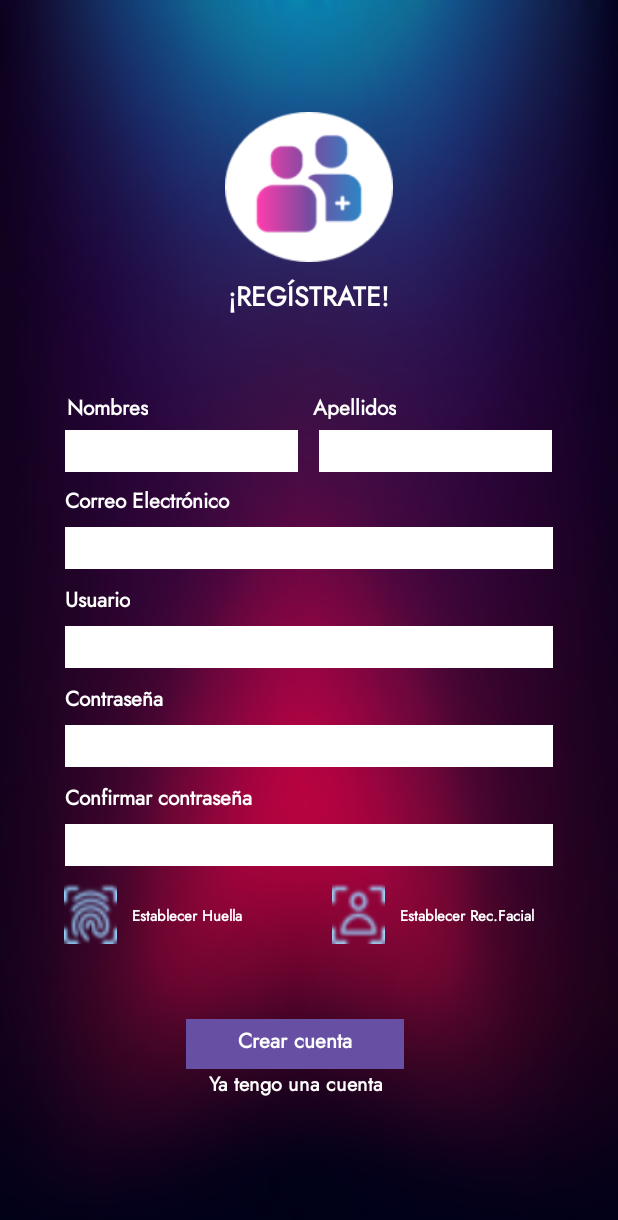
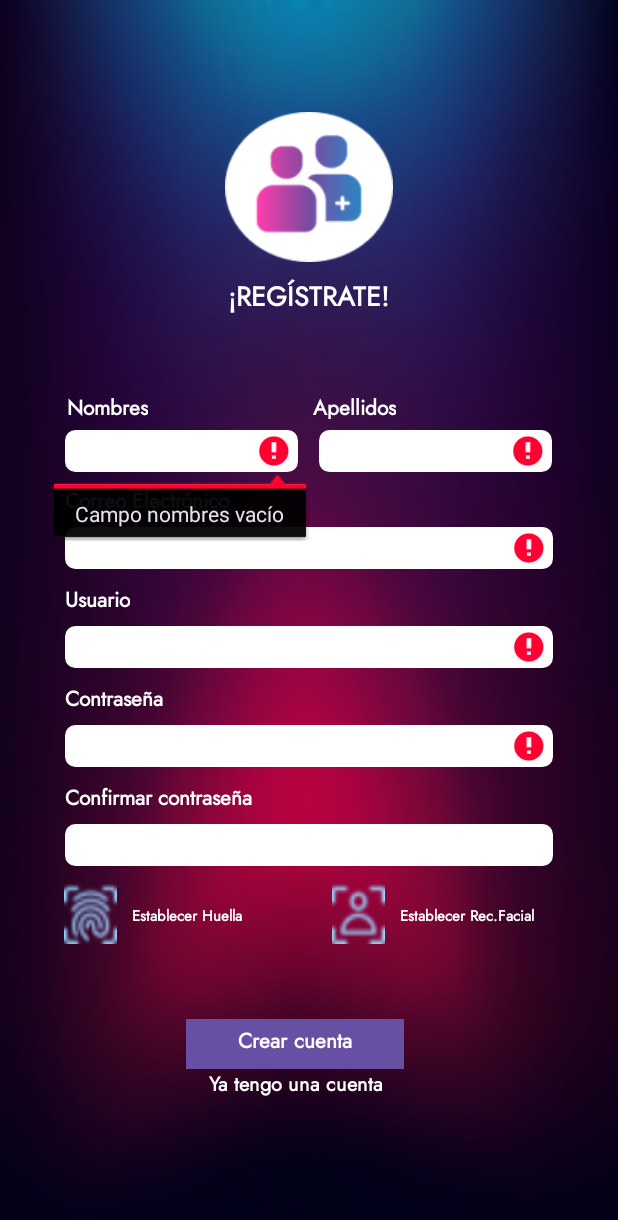
Before and after one commit to jensyvillafranca/ProyectoMusicStore_Angely_Jensy, an Android app: the activity_registrarse screen opened directly, with no data from a screen before it, after a tap on "Crear cuenta", on a phone screen of 412 x 824 dp. Shown: the top 1220 px of the screen. Run offline under Robolectric (Android 15) with nearby library versions, the phone set to English and light mode, and no system bars; our stand-ins replace Volley.

Commit message:
Validación para campos vacíos en todas las pantallas y corección ortográfica en formularios de Angely, parte #1 sin ventanas personalizadas

```diff
--- a/app/src/main/java/com/example/proyectomusicstore_angely_jensy/activity_registrarse.java
+++ b/app/src/main/java/com/example/proyectomusicstore_angely_jensy/activity_registrarse.java
@@ -39,13 +39,21 @@ public class activity_registrarse extends AppCompatActivity {
         usuario = (EditText) findViewById(R.id.txtRegistrarUsuario);
         password = (EditText) findViewById(R.id.txtRegistrarPassword);
         confirmar_password = (EditText) findViewById(R.id.txtRegistrarConfirmarPassword);
-        btn_insertar = (Button) findViewById(R.id.btnRegistrarCrear);
+        btn_insertar = (Button) findViewById(R.id.btnRegistrarEntrar);
 
 
         btn_insertar.setOnClickListener(new View.OnClickListener() {
             @Override
             public void onClick(View v) {
-                clickBtnInsertar();
+
+                //la función validar permite validar cuando los campos están vacios y lanza una alerta
+                if(validar() == true){
+                    clickBtnInsertar();
+                }else{
+                    /*Aquí debe de mostrarse el mensaje personalizado*/
+                }
+
+
             }
         });
     }
@@ -88,4 +96,32 @@ public class activity_registrarse extends AppCompatActivity {
 
         queue.add(resultadoPost);
     }
+
+    /*Validación para no dejar campos vacíos*/
+    public boolean validar(){
+        boolean retorna = true;
+
+        if(nombres.getText().toString().isEmpty()){
+            nombres.setError("Campo nombres vacío");
+            retorna = false;
+        }
+        if(apellidos.getText().toString().isEmpty()){
+            apellidos.setError("Campo apellidos vacío");
+            retorna = false;
+        }
+        if(correo_electronico.getText().toString().isEmpty()){
+            correo_electronico.setError("Campo correo electrónico vacío");
+            retorna = false;
+        }
+        if(usuario.getText().toString().isEmpty()){
+            usuario.setError("Campo usuario vacío");
+            retorna = false;
+        }
+        if(password.getText().toString().isEmpty()){
+            password.setError("Campo password vacío");
+            retorna = false;
+        }
+        return retorna;
+    }
+
 }
--- a/app/src/main/res/layout/activity_registrarse.xml
+++ b/app/src/main/res/layout/activity_registrarse.xml
@@ -89,7 +89,7 @@
                     android:layout_height="28dp"
                     android:layout_marginTop="7dp"
                     android:layout_marginRight="14dp"
-                    android:background="@color/white"
+                    android:background="@drawable/edittext"
                     android:padding="6dp"
                     android:textSize="14sp"></EditText>
 
@@ -99,7 +99,7 @@
                     android:layout_width="155dp"
                     android:layout_height="28dp"
                     android:layout_marginTop="7dp"
-                    android:background="@color/white"
+                    android:background="@drawable/edittext"
                     android:padding="6dp"
                     android:textSize="14sp"></EditText>
             </LinearLayout>
@@ -130,7 +130,7 @@
                     android:layout_width="match_parent"
                     android:layout_height="28dp"
                     android:layout_marginTop="7dp"
-                    android:background="@color/white"
+                    android:background="@drawable/edittext"
                     android:padding="6dp"
                     android:textSize="14sp"></EditText>
 
@@ -151,7 +151,7 @@
                     android:layout_width="match_parent"
                     android:layout_height="28dp"
                     android:layout_marginTop="7dp"
-                    android:background="@color/white"
+                    android:background="@drawable/edittext"
                     android:padding="6dp"
                     android:textSize="14sp"></EditText>
 
@@ -172,7 +172,7 @@
                     android:layout_width="match_parent"
                     android:layout_height="28dp"
                     android:layout_marginTop="7dp"
-                    android:background="@color/white"
+                    android:background="@drawable/edittext"
                     android:padding="6dp"
                     android:textSize="14sp"></EditText>
 
@@ -193,7 +193,7 @@
                     android:layout_width="match_parent"
                     android:layout_height="28dp"
                     android:layout_marginTop="7dp"
-                    android:background="@color/white"
+                    android:background="@drawable/edittext"
                     android:padding="6dp"
                     android:textSize="14sp"></EditText>
             </LinearLayout>
@@ -259,7 +259,7 @@
                 android:orientation="vertical">
 
                 <Button
-                    android:id="@+id/btnRegistrarCrear"
+                    android:id="@+id/btnRegistrarEntrar"
                     android:layout_width="145dp"
                     android:layout_height="33dp"
                     android:layout_marginStart="80dp"
```
Also changed, not shown: app/src/main/java/com/example/proyectomusicstore_angely_jensy/activity_codigoverificacion_crearcuenta.java (+8 -0 lines), app/src/main/java/com/example/proyectomusicstore_angely_jensy/activity_login.java (+44 -0 lines), app/src/main/java/com/example/proyectomusicstore_angely_jensy/activity_recuperar_contrasena1.java (+44 -1 lines), app/src/main/java/com/example/proyectomusicstore_angely_jensy/activity_recuperar_contrasena2.java (+44 -1 lines), app/src/main/java/com/example/proyectomusicstore_angely_jensy/activity_recuperar_contrasena3.java (+52 -1 lines), app/src/main/res/layout/activity_login.xml (+5 -4 lines), app/src/main/res/values/strings.xml (+7 -7 lines).
